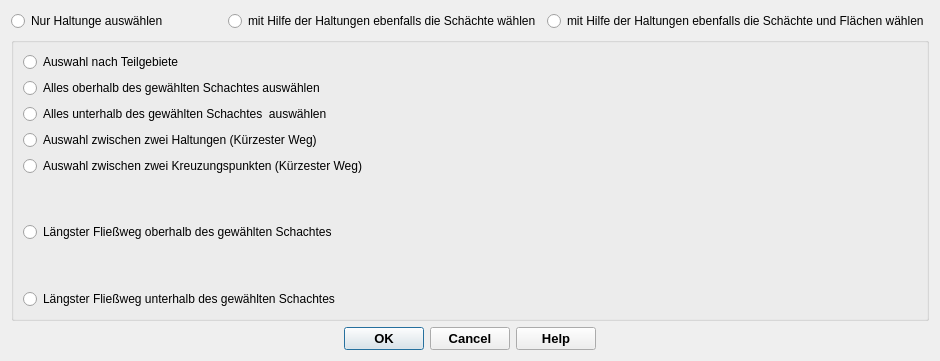
Qt form qkan/selection/res/selection.ui (SonkeHoffmann/QKan-1) before a commit.
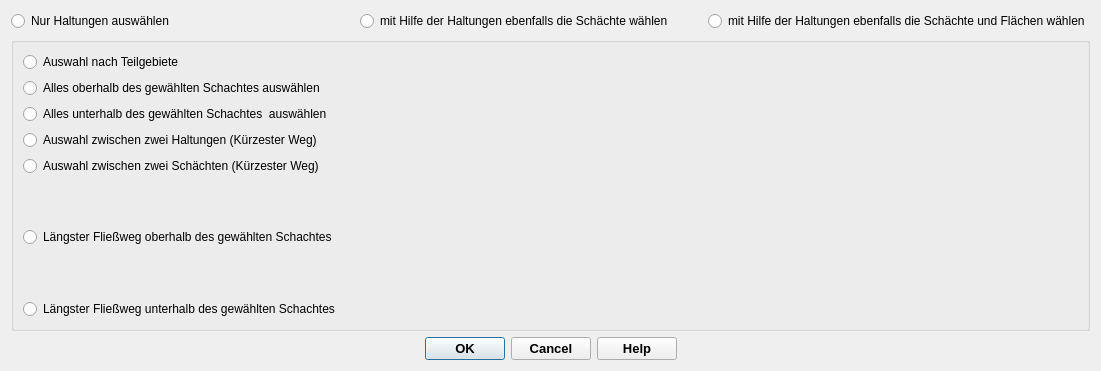
The same form after that commit. Icons and pictures are not drawn.

Patch:
```diff
--- a/qkan/selection/res/selection.ui
+++ b/qkan/selection/res/selection.ui
@@ -6,8 +6,8 @@
    <rect>
     <x>0</x>
     <y>0</y>
-    <width>940</width>
-    <height>361</height>
+    <width>1101</width>
+    <height>371</height>
    </rect>
   </property>
   <property name="minimumSize">
@@ -34,7 +34,7 @@
      <item>
       <widget class="QRadioButton" name="radioButton">
        <property name="text">
-        <string>Nur Haltunge auswählen</string>
+        <string>Nur Haltungen auswählen</string>
        </property>
       </widget>
      </item>
@@ -167,7 +167,7 @@
         <item>
          <widget class="QRadioButton" name="radioButton_8">
           <property name="text">
-           <string>Auswahl zwischen zwei Kreuzungspunkten (Kürzester Weg)</string>
+           <string>Auswahl zwischen zwei Schächten (Kürzester Weg)</string>
           </property>
          </widget>
         </item>
```
